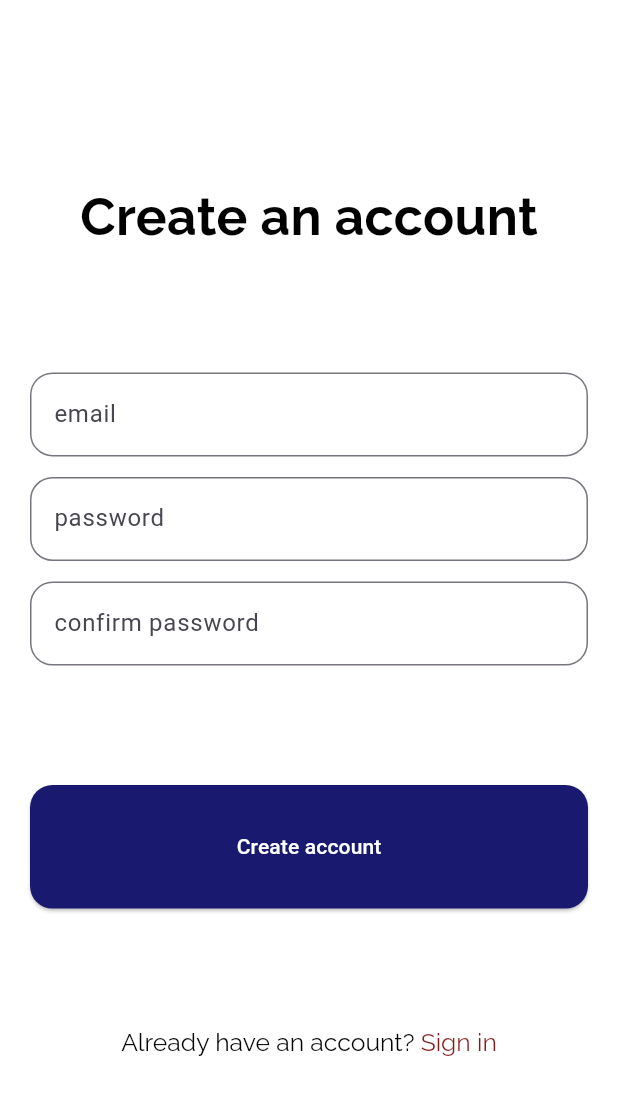
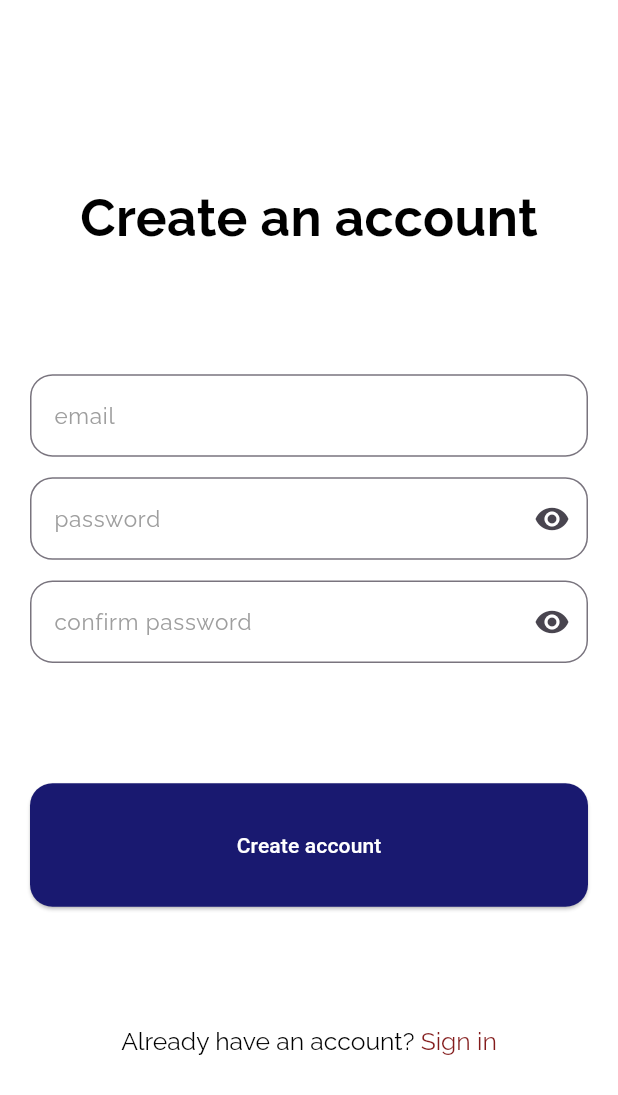
Before and after one commit to mustapha-amin/conversio, a Flutter app: the SignUpScreen screen opened directly, on a phone screen of 412 x 824 dp. Shown: the top 1095 px of the screen. Run offline on Flutter 3.47's test engine with Material 2 defaults, Android fonts, the phone set to English and light mode, and no system bars; our stand-ins replace firebase_auth, firebase_core, google_fonts, shared_preferences, sizer; accounts and stored records are empty.

Commit message:
fixed up the ui

```diff
--- a/lib/screens/auth/signup.dart
+++ b/lib/screens/auth/signup.dart
@@ -3,6 +3,7 @@ import 'package:conversio/utils/spacing.dart';
 import 'package:conversio/utils/textstyle.dart';
 import 'package:flutter/gestures.dart';
 import 'package:flutter/material.dart';
+import 'package:google_fonts/google_fonts.dart';
 import 'package:sizer/sizer.dart';
 
 import 'login.dart';
@@ -15,6 +16,17 @@ class SignUpScreen extends StatefulWidget {
 }
 
 class _SignUpScreenState extends State<SignUpScreen> {
+  ValueNotifier<bool> isObscureA = ValueNotifier<bool>(true);
+  ValueNotifier<bool> isObscureB = ValueNotifier<bool>(true);
+
+  void toggleObscureA() {
+    isObscureA.value = !isObscureA.value;
+  }
+
+  void toggleObscureB() {
+    isObscureB.value = !isObscureB.value;
+  }
+
   @override
   Widget build(BuildContext context) {
     return Scaffold(
@@ -35,31 +47,70 @@ class _SignUpScreenState extends State<SignUpScreen> {
                 mainAxisAlignment: MainAxisAlignment.center,
                 children: [
                   TextFormField(
+                    keyboardType: TextInputType.emailAddress,
+                    style: kTextStyle(context: context, size: 15),
                     decoration: InputDecoration(
                       hintText: "email",
+                      hintStyle: GoogleFonts.raleway(
+                        color: Colors.grey,
+                      ),
                       border: OutlineInputBorder(
                         borderRadius: BorderRadius.circular(15),
                       ),
                     ),
                   ),
                   addVerticalSpacing(10),
-                  TextFormField(
+                  ValueListenableBuilder(
+                      valueListenable: isObscureA,
+                      builder: (context, value, child) {
+                        return TextFormField(
+                          obscureText: value,
+                          style: kTextStyle(context: context, size: 15),
                           decoration: InputDecoration(
+                            suffixIcon: IconButton(
+                              onPressed: () {
+                                toggleObscureA();
+                              },
+                              icon: Icon(value
+                                  ? Icons.visibility
+                                  : Icons.visibility_off),
+                            ),
                             hintText: "password",
+                            hintStyle: GoogleFonts.raleway(
+                              color: Colors.grey,
+                            ),
                             border: OutlineInputBorder(
                               borderRadius: BorderRadius.circular(15),
                             ),
                           ),
+                        );
+                      }),
+                  addVerticalSpacing(10),
+                  ValueListenableBuilder(
+                      valueListenable: isObscureB,
+                      builder: (context, value, child) {
+                        return TextFormField(
+                          obscureText: value,
+                          style: kTextStyle(context: context, size: 15),
+                          decoration: InputDecoration(
+                            suffixIcon: IconButton(
+                              onPressed: () {
+                                toggleObscureB();
+                              },
+                              icon: Icon(value
+                                  ? Icons.visibility
+                                  : Icons.visibility_off),
                             ),
-                  addVerticalSpacing(10),
-                  TextFormField(
-                    decoration: InputDecoration(
                             hintText: "confirm password",
+                            hintStyle: GoogleFonts.raleway(
+                              color: Colors.grey,
+                            ),
                             border: OutlineInputBorder(
                               borderRadius: BorderRadius.circular(15),
                             ),
                           ),
-                  ),
+                        );
+                      }),
                 ],
               ),
               ElevatedButton(
```
Also changed, not shown: lib/screens/auth/login.dart (+36 -3 lines). Lines whose indentation alone changed are shown as unchanged.
